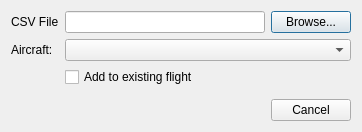
till213/SkyDolly, file src/Plugin/src/Import/CSVImport/src/CSVImportDialog.ui: the form before one commit.
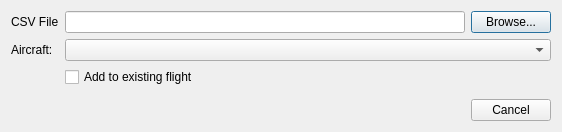
The form after the commit. Custom widgets are drawn as their Qt base class.

What changed in the file:
```diff
--- a/src/Plugin/src/Import/CSVImport/src/CSVImportDialog.ui
+++ b/src/Plugin/src/Import/CSVImport/src/CSVImportDialog.ui
@@ -6,7 +6,7 @@
    <rect>
     <x>0</x>
     <y>0</y>
-    <width>352</width>
+    <width>552</width>
     <height>130</height>
    </rect>
   </property>
@@ -27,7 +27,7 @@
       <widget class="QLineEdit" name="filePathLineEdit">
        <property name="minimumSize">
         <size>
-         <width>200</width>
+         <width>400</width>
          <height>0</height>
         </size>
        </property>
```
